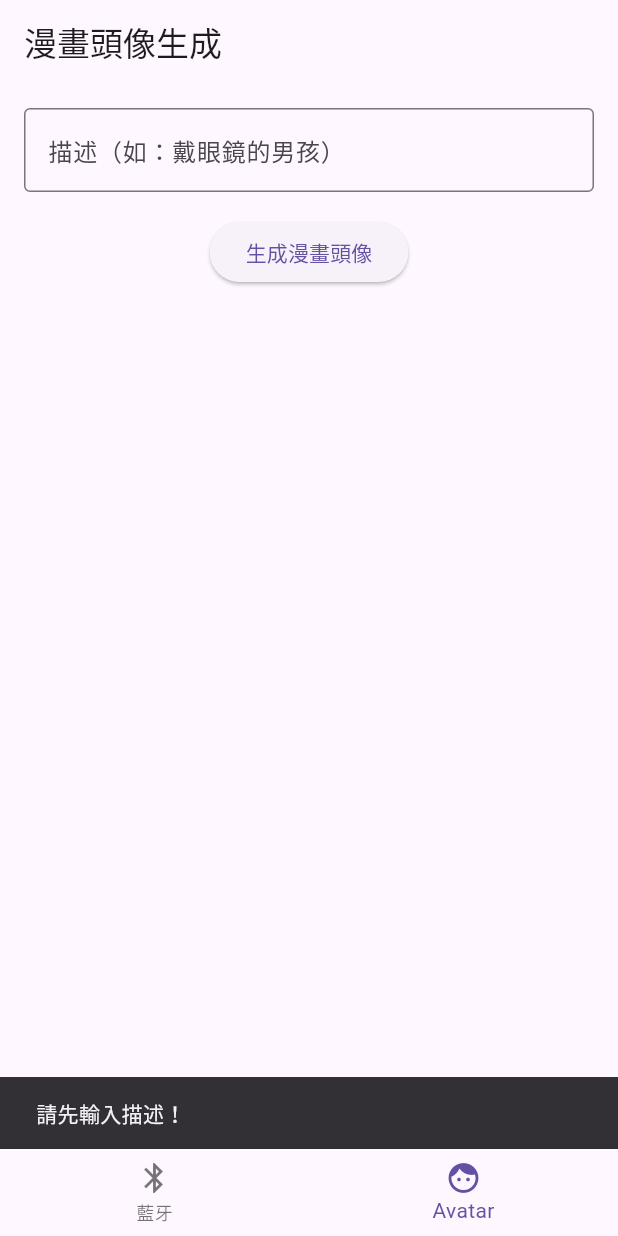
After one commit to JSK1379/generater, a Flutter app: the screen it shows after launch, item 2 of the bottom bar chosen, after a tap on "生成漫畫頭像", on a phone screen of 412 x 824 dp. The commit adds this screen. Run offline on Flutter 3.47's test engine with Material 3 defaults, Android fonts, the phone set to English and light mode, and no system bars; our stand-ins replace flutter_blue_plus, permission_handler.

Commit message:
avatar initiation

```diff
--- /dev/null
+++ b/social/flutter_ble_test/lib/avatar_page.dart
@@ -0,0 +1,65 @@
+import 'package:flutter/material.dart';
+
+class AvatarPage extends StatefulWidget {
+  const AvatarPage({super.key});
+
+  @override
+  State<AvatarPage> createState() => _AvatarPageState();
+}
+
+class _AvatarPageState extends State<AvatarPage> {
+  final TextEditingController _descController = TextEditingController();
+  String? _imageUrl;
+  bool _loading = false;
+
+  void _generateAvatar() async {
+    if (_descController.text.trim().isEmpty) {
+      ScaffoldMessenger.of(context).showSnackBar(
+        const SnackBar(content: Text('請先輸入描述！')),
+      );
+      return;
+    }
+    setState(() => _loading = true);
+    // 這裡應該呼叫 AI 服務或本地生成邏輯，這裡僅用範例圖片
+    await Future.delayed(const Duration(seconds: 2));
+    setState(() {
+      _imageUrl = 'https://api.dicebear.com/7.x/comic/svg?seed=' + Uri.encodeComponent(_descController.text);
+      _loading = false;
+    });
+  }
+
+  @override
+  Widget build(BuildContext context) {
+    return Scaffold(
+      appBar: AppBar(title: const Text('漫畫頭像生成')),
+      body: Padding(
+        padding: const EdgeInsets.all(16.0),
+        child: Column(
+          children: [
+            TextField(
+              controller: _descController,
+              decoration: const InputDecoration(
+                labelText: '描述（如：戴眼鏡的男孩）',
+                border: OutlineInputBorder(),
+              ),
+            ),
+            const SizedBox(height: 16),
+            ElevatedButton(
+              onPressed: _loading ? null : _generateAvatar,
+              child: _loading ? const CircularProgressIndicator() : const Text('生成漫畫頭像'),
+            ),
+            const SizedBox(height: 24),
+            if (_imageUrl != null)
+              Column(
+                children: [
+                  const Text('生成結果：'),
+                  const SizedBox(height: 8),
+                  Image.network(_imageUrl!, height: 180),
+                ],
+              ),
+          ],
+        ),
+      ),
+    );
+  }
+}
--- a/social/flutter_ble_test/lib/main.dart
+++ b/social/flutter_ble_test/lib/main.dart
@@ -1,9 +1,51 @@
 import 'package:flutter/material.dart';
 import 'package:flutter_blue_plus/flutter_blue_plus.dart';
 import 'package:permission_handler/permission_handler.dart';
+import 'avatar_page.dart';
 
 void main() {
-  runApp(const MaterialApp(home: BleScanBody()));
+  runApp(const MyApp());
+}
+
+class MyApp extends StatelessWidget {
+  const MyApp({super.key});
+
+  @override
+  Widget build(BuildContext context) {
+    return MaterialApp(
+      home: const MainTabPage(),
+    );
+  }
+}
+
+class MainTabPage extends StatefulWidget {
+  const MainTabPage({super.key});
+  @override
+  State<MainTabPage> createState() => _MainTabPageState();
+}
+
+class _MainTabPageState extends State<MainTabPage> {
+  int _currentIndex = 0;
+  final List<Widget> _pages = const [
+    BleScanBody(),
+    AvatarPage(),
+  ];
+  final List<BottomNavigationBarItem> _items = const [
+    BottomNavigationBarItem(icon: Icon(Icons.bluetooth), label: '藍牙'),
+    BottomNavigationBarItem(icon: Icon(Icons.face), label: 'Avatar'),
+  ];
+
+  @override
+  Widget build(BuildContext context) {
+    return Scaffold(
+      body: _pages[_currentIndex],
+      bottomNavigationBar: BottomNavigationBar(
+        currentIndex: _currentIndex,
+        items: _items,
+        onTap: (i) => setState(() => _currentIndex = i),
+      ),
+    );
+  }
 }
 
 class BleScanBody extends StatefulWidget {
```
